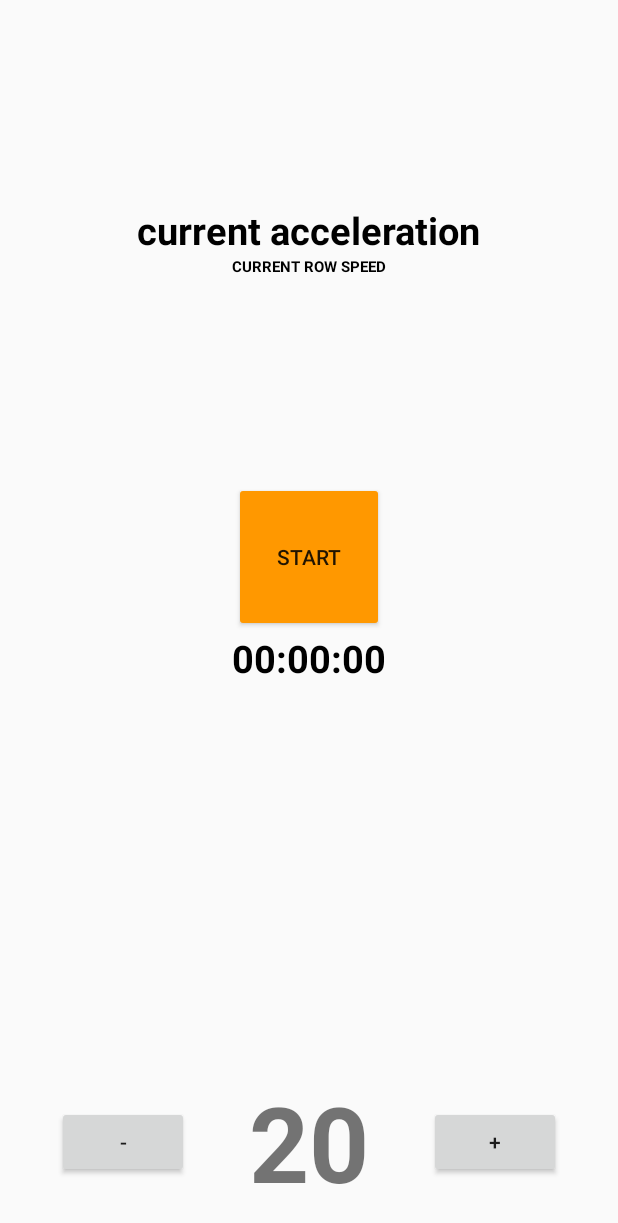
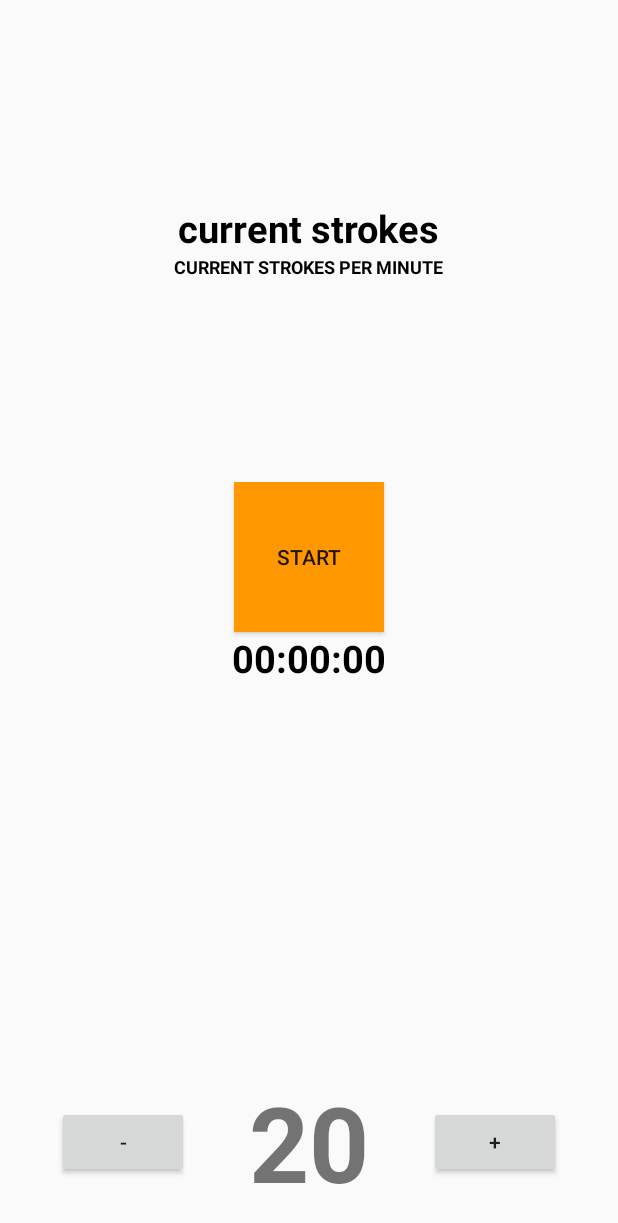
Before and after one commit to dfernandezl/TecnoRem, an Android app: the screen it shows after launch (MainActivity), on a phone screen of 412 x 824 dp. Shown: the top 1223 px of the screen. Run offline under Robolectric (Android 15) with nearby library versions, the phone set to English and light mode, and no system bars.

Commit message:
Total acceleration now working (wrong number) and ui fixings

```diff
--- a/app/src/main/java/cat/tecnocampus/tecnorem/Sensors/Accelerometer.java
+++ b/app/src/main/java/cat/tecnocampus/tecnorem/Sensors/Accelerometer.java
@@ -10,6 +10,8 @@ import android.os.Vibrator;
 import android.util.Log;
 import android.widget.TextView;
 
+import java.util.LinkedList;
+
 import cat.tecnocampus.tecnorem.R;
 
 public class Accelerometer implements SensorEventListener {
@@ -20,14 +22,17 @@ public class Accelerometer implements SensorEventListener {
     private SensorManager sensorManager;
     private Sensor accelerometer, gravity, magnetic;
 
-    private TextView currentAcce;
+    private TextView txtStrokesPerMinute;
 
     private Context context;
 
     private float deltaX = 0;
     private float deltaY = 0;
     private float deltaZ = 0;
-    private float deltaAcce = 0;
+    private float lastAcce = 0;
+
+    private int stroke, strokesPerMinute = 0;
+    private MovingAverage movingAverage;
 
     private float[] gravityValues = null;
     private float[] magneticValues = null;
@@ -37,9 +42,11 @@ public class Accelerometer implements SensorEventListener {
     private Gps gps;
 
     public Vibrator v;
+    private float deltaAcce;
 
     public Accelerometer(Context context) {
         this.context = context;
+        movingAverage = new MovingAverage(10);
 
         gps = new Gps(context);
 
@@ -65,9 +72,9 @@ public class Accelerometer implements SensorEventListener {
     }
 
     public void startAccelerometer(){
-        sensorManager.registerListener(this, accelerometer,12000);
-        sensorManager.registerListener(this, gravity, 12000);
-        sensorManager.registerListener(this, magnetic, 12000);
+        sensorManager.registerListener(this, accelerometer,1000000);
+        sensorManager.registerListener(this, gravity, 1000000);
+        sensorManager.registerListener(this, magnetic, 1000000);
     }
 
 
@@ -105,21 +112,23 @@ public class Accelerometer implements SensorEventListener {
             deltaY = Math.abs(lastY - earthAcc[1]);
             deltaZ = Math.abs(lastZ - earthAcc[2]);
 
+            deltaAcce = Math.abs(lastAcce - computeDeltaAcce());
+            Log.d(TAG, ""+deltaAcce);
+
             // if the change is below 2, it is just plain noise
-            if (deltaX < 2)
-                deltaX = 0;
-            if (deltaY < 2)
-                deltaY = 0;
-            if (deltaZ < 2)
-                deltaZ = 0;
+            if (deltaAcce == 0){
+                stroke = 0;
+            } else{
+                stroke = 1;
+            }
+
+             strokesPerMinute = (int) (60 / (movingAverage.next(stroke) * 10));
 
             lastX = earthAcc[0];
             lastY = earthAcc[1];
             lastZ = earthAcc[2];
 
-            deltaAcce = computeDeltaAcce();
-
-            vibrate();
+            lastAcce = computeDeltaAcce();
 
         } else if (event.sensor.getType() == Sensor.TYPE_GRAVITY) {
             gravityValues = event.values;
@@ -136,30 +145,53 @@ public class Accelerometer implements SensorEventListener {
     // if the change in the accelerometer value is big enough, then vibrate!
     // our threshold is MaxValue/2
     public void vibrate() {
-        if (deltaAcce > vibrateThreshold) {
+        if (lastAcce > vibrateThreshold) {
             v.vibrate(50);
         }
     }
 
     public void initializeViews(){
-        currentAcce = (TextView) ((Activity)context).findViewById(R.id.currentAcce);
+        txtStrokesPerMinute = (TextView) ((Activity)context).findViewById(R.id.currentAcce);
     }
 
     public void displayCleanValues() {
-        currentAcce.setText("0.0");
+        txtStrokesPerMinute.setText("0.0");
     }
 
     // display the current x,y,z accelerometer values
     public void displayCurrentValues() {
-        currentAcce.setText(Float.toString(deltaAcce));
+        txtStrokesPerMinute.setText(Float.toString(strokesPerMinute));
     }
 
     private float computeDeltaAcce() {
-        Log.d(TAG, ""+gps.getSpeedX()+" "+gps.getSpeedY()+" "+gps.getSpeedZ());
-
         double scalarProduct = (gps.getSpeedX()*lastX) + (gps.getSpeedY()*lastY) + (gps.getSpeedZ()*lastZ);
         double speedModule = Math.sqrt(gps.getSpeedX()*gps.getSpeedX() + gps.getSpeedY()*gps.getSpeedZ() + gps.getSpeedZ()*gps.getSpeedZ());
 
         return (float) (scalarProduct / speedModule);
     }
 }
+
+class MovingAverage {
+    double sum;
+    int size;
+    LinkedList<Integer> list;
+
+    /** Initialize your data structure here. */
+    public MovingAverage(int size) {
+        this.list = new LinkedList<>();
+        this.size = size;
+    }
+
+    public double next(int val) {
+        sum += val;
+        list.offer(val);
+
+        if(list.size()<=size){
+            return sum/list.size();
+        }
+
+        sum -= list.poll();
+
+        return sum/size;
+    }
+}
--- a/app/src/main/java/cat/tecnocampus/tecnorem/Sensors/Gps.java
+++ b/app/src/main/java/cat/tecnocampus/tecnorem/Sensors/Gps.java
@@ -29,7 +29,7 @@ public class Gps extends AppCompatActivity implements LocationListener {
     final String TAG = "GPS";
     private final static int ALL_PERMISSIONS_RESULT = 101;
     private static final long MIN_DISTANCE_CHANGE_FOR_UPDATES = 0;
-    private static final long MIN_TIME_BW_UPDATES = 2000;
+    private static final long MIN_TIME_BW_UPDATES = 1000;
 
     private LocationManager locationManager;
     private Location loc;
--- a/app/src/main/res/layout/activity_main.xml
+++ b/app/src/main/res/layout/activity_main.xml
@@ -18,18 +18,18 @@
             android:layout_width="wrap_content"
             android:layout_height="wrap_content"
             android:id="@+id/currentAcce"
-            android:text="current acceleration"
+            android:text="@string/current_strokes"
             android:textColor="@android:color/black"
-            android:textSize="25dp"
+            android:textSize="25sp"
             android:textStyle="bold"/>
 
         <TextView
             android:layout_width="wrap_content"
             android:layout_height="wrap_content"
             android:id="@+id/txtRowSpeed"
-            android:text="CURRENT ROW SPEED"
+            android:text="@string/current_strokes_per_minute"
             android:textColor="@android:color/black"
-            android:textSize="10dp"
+            android:textSize="12sp"
             android:textStyle="bold"/>
 
     </LinearLayout>
@@ -45,17 +45,17 @@
             android:layout_width="100dp"
             android:layout_height="100dp"
             android:layout_gravity="center"
-            android:backgroundTint="#FF9800"
-            android:text="START" />
+            android:background="#FF9800"
+            android:text="@string/start" />
 
         <TextView
             android:layout_width="wrap_content"
             android:layout_height="wrap_content"
             android:layout_gravity="center"
             android:id="@+id/txtTimer"
-            android:text="00:00:00"
+            android:text="@string/time"
             android:textColor="@android:color/black"
-            android:textSize="25dp"
+            android:textSize="25sp"
             android:textStyle="bold"/>
 
 
@@ -74,7 +74,7 @@
             android:layout_width="wrap_content"
             android:layout_height="wrap_content"
             android:onClick="decreaseInteger"
-            android:text="-" />
+            android:text="@string/minus" />
 
         <TextView
             android:id="@+id/integer_number"
@@ -84,7 +84,7 @@
             android:layout_marginLeft="40dp"
             android:layout_marginRight="40dp"
             android:layout_marginTop="16dp"
-            android:text="20"
+            android:text="@string/selected_strokes_per_minute"
             android:textStyle="bold"
             android:textSize="70sp" />
 
@@ -94,7 +94,7 @@
             android:layout_width="wrap_content"
             android:layout_height="wrap_content"
             android:onClick="increaseInteger"
-            android:text="+" />
+            android:text="@string/plus" />
     </LinearLayout>
 
 </LinearLayout>
--- a/app/src/main/res/values/strings.xml
+++ b/app/src/main/res/values/strings.xml
@@ -1,6 +1,12 @@
 <resources>
     <string name="app_name">TecnoRem</string>
-
+    <string name="current_strokes">current strokes</string>
+    <string name="start">START</string>
+    <string name="time">00:00:00</string>
+    <string name="minus">-</string>
+    <string name="selected_strokes_per_minute">20</string>
+    <string name="plus">+</string>
+    <string name="current_strokes_per_minute">CURRENT STROKES PER MINUTE</string>
 
 
 </resources>
```
